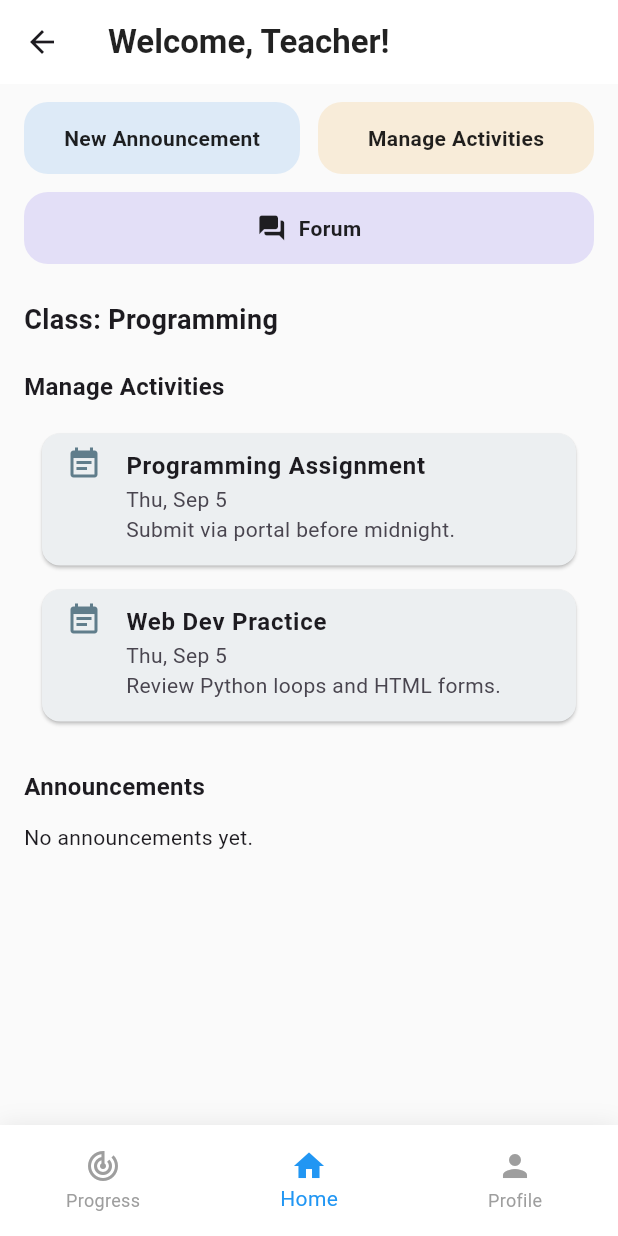
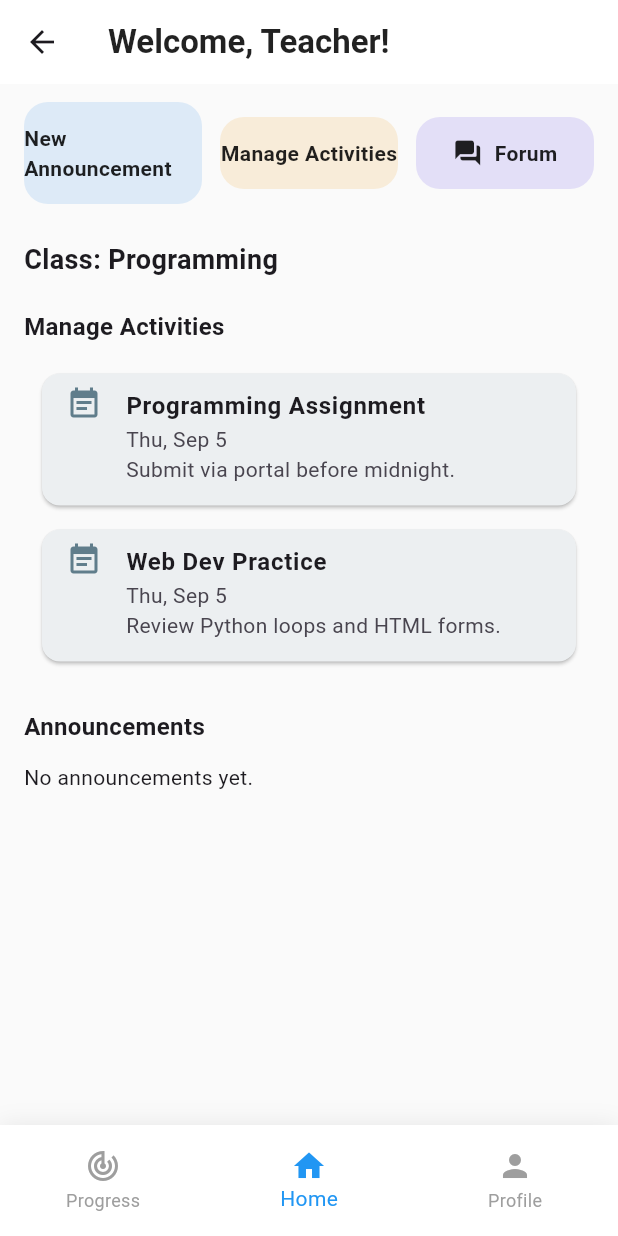
Before and after one commit to AzfarSharifuddin/CScore, a Flutter app: the TeacherDashboard screen opened directly, on a phone screen of 412 x 824 dp. Run offline on Flutter 3.47's test engine with Material 3 defaults, Android fonts, the light colour scheme and no system bars; our stand-ins replace chewie, cloud_firestore, connectivity_plus, dio, file_picker, firebase_auth and 6 more; missing offline and left inert: pdfx, video_compress, video_thumbnail; accounts and stored records are empty; network calls fail; statements that could not run were skipped.

Commit message:
updated112

```diff
--- a/cscore/lib/DashboardModule/Screens/teacher_dashboard.dart
+++ b/cscore/lib/DashboardModule/Screens/teacher_dashboard.dart
@@ -37,9 +37,12 @@ class TeacherDashboard extends StatelessWidget {
         child: Column(
           crossAxisAlignment: CrossAxisAlignment.start,
           children: [
-            /// TOP BUTTONS
+            // -------------------------------------------------------------
+            // TOP BUTTONS (Three buttons in ONE ROW)
+            // -------------------------------------------------------------
             Row(
               children: [
+                // NEW ANNOUNCEMENT
                 Expanded(
                   child: GestureDetector(
                     onTap: () {
@@ -68,7 +71,10 @@ class TeacherDashboard extends StatelessWidget {
                     ),
                   ),
                 ),
+
                 const SizedBox(width: 12),
+
+                // MANAGE ACTIVITIES
                 Expanded(
                   child: GestureDetector(
                     onTap: () {
@@ -97,23 +103,19 @@ class TeacherDashboard extends StatelessWidget {
                     ),
                   ),
                 ),
-              ],
-            ),
 
-            const SizedBox(height: 12),
+                const SizedBox(width: 12),
 
-            /// ⭐ NEW FORUM BUTTON (Just like Student Dashboard)
-            Row(
-              children: [
+                // FORUM BUTTON
                 Expanded(
                   child: GestureDetector(
                     onTap: () {
-                      Navigator.pushNamed(context, '/forum'); // <-- Forum route
+                      Navigator.pushNamed(context, '/forum');
                     },
                     child: Container(
                       padding: const EdgeInsets.symmetric(vertical: 14),
                       decoration: BoxDecoration(
-                        color: Color(0xFFE3DFF7), // Soft purple
+                        color: const Color(0xFFE3DFF7), // Soft purple
                         borderRadius: BorderRadius.circular(16),
                       ),
                       alignment: Alignment.center,
@@ -144,12 +146,19 @@ class TeacherDashboard extends StatelessWidget {
 
             const SizedBox(height: 24),
 
+            // -------------------------------------------------------------
+            // CLASS TITLE
+            // -------------------------------------------------------------
             const Text(
               'Class: Programming',
               style: TextStyle(fontSize: 18, fontWeight: FontWeight.bold),
             ),
 
             const SizedBox(height: 20),
+
+            // -------------------------------------------------------------
+            // MANAGE ACTIVITIES LIST
+            // -------------------------------------------------------------
             const Text(
               'Manage Activities',
               style: TextStyle(fontSize: 16, fontWeight: FontWeight.w700),
@@ -159,6 +168,9 @@ class TeacherDashboard extends StatelessWidget {
             ...data.getActivities().map((a) => ActivityCard(activity: a)),
             const SizedBox(height: 24),
 
+            // -------------------------------------------------------------
+            // ANNOUNCEMENTS
+            // -------------------------------------------------------------
             const Text(
               'Announcements',
               style: TextStyle(fontSize: 16, fontWeight: FontWeight.w700),
@@ -190,6 +202,9 @@ class TeacherDashboard extends StatelessWidget {
         ),
       ),
 
+      // -------------------------------------------------------------
+      // BOTTOM NAVIGATION BAR
+      // -------------------------------------------------------------
       bottomNavigationBar: Container(
         padding: const EdgeInsets.symmetric(vertical: 8),
         decoration: BoxDecoration(
```
